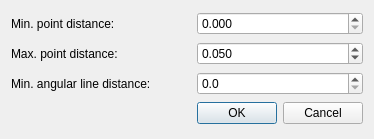
Old version of the form src/tools/map_viewer/ui/map_viewer_corner_param_dialog.ui in the repository cogsys-tuebingen/cslibs_vectormaps.
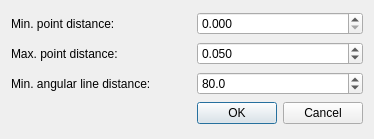
New version of the form.

Commit message: inital version of corner detection works

What changed in the file:
```diff
--- a/src/tools/map_viewer/ui/map_viewer_corner_param_dialog.ui
+++ b/src/tools/map_viewer/ui/map_viewer_corner_param_dialog.ui
@@ -44,6 +44,9 @@
      <property name="maximum">
       <double>90.000000000000000</double>
      </property>
+     <property name="value">
+      <double>80.000000000000000</double>
+     </property>
     </widget>
    </item>
    <item row="1" column="3">
```
The commit also changes 2 other files.
